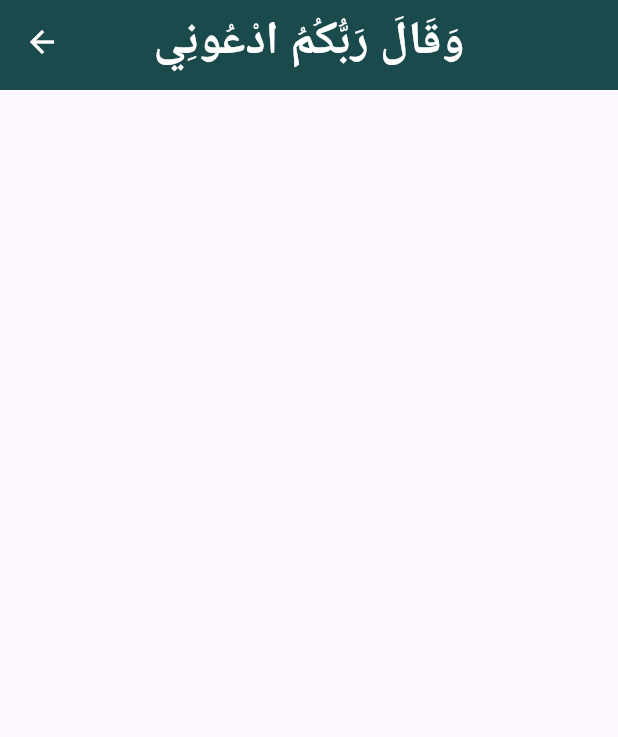
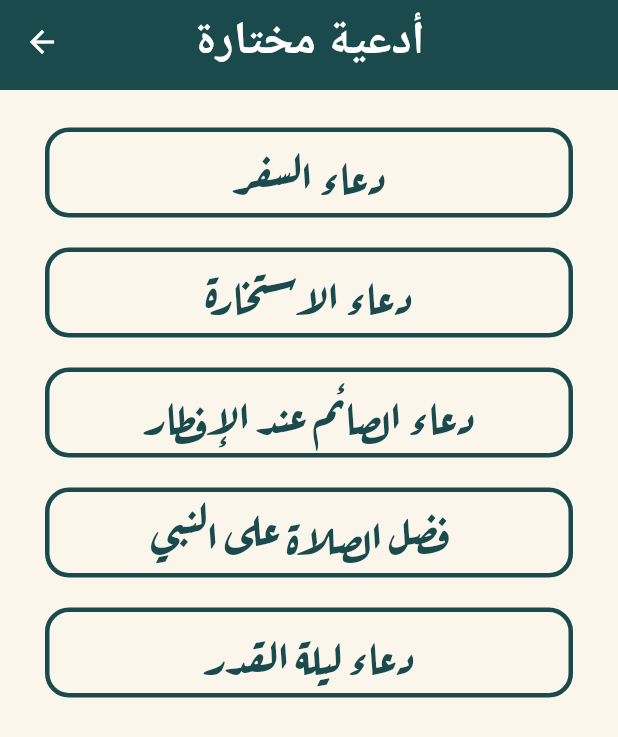
Before and after one commit to AhmedMohmmedd/azkar-app, a Flutter app: the DoaView screen opened directly, on a phone screen of 412 x 824 dp. Shown: the top 737 px of the screen. Run offline on Flutter 3.47's test engine with Material 3 defaults, Android fonts, the phone set to English and light mode, and no system bars; our stand-ins replace adhan, bloc, flutter_bloc, geolocator, share_plus, shared_preferences; missing offline and left inert: jhijri; accounts and stored records are empty; Roboto replaces fonts that are missing (shekari).

Commit message:
doa-view-done

```diff
--- a/lib/features/ahadeth/widgets/hadeth_item.dart
+++ b/lib/features/ahadeth/widgets/hadeth_item.dart
@@ -12,7 +12,6 @@ class HadethItem extends StatelessWidget {
   @override
   Widget build(BuildContext context) {
     return Container(
-      height: MediaQuery.sizeOf(context).height * .3,
       decoration: BoxDecoration(
         borderRadius: BorderRadius.circular(12),
         color: kContainerColor,
--- a/lib/features/doa/views/doa_view.dart
+++ b/lib/features/doa/views/doa_view.dart
@@ -1,29 +1,70 @@
 import 'package:azkar/common/custom_app_bar.dart';
+import 'package:azkar/features/doa/widgets/custom_titel_container.dart';
+import 'package:azkar/features/doa/widgets/doa_body.dart';
+import 'package:azkar/utils/app_style.dart';
 import 'package:azkar/utils/constantis.dart';
 import 'package:flutter/material.dart';
 
 class DoaView extends StatelessWidget {
   const DoaView({super.key});
-
   @override
   Widget build(BuildContext context) {
-    return Scaffold(
-      appBar: CustomAppBar(title: 'وَقَالَ رَبُّكُمُ ادْعُونِي'),
+    return  Scaffold(
+      backgroundColor: kbackgroundColor,
+      appBar: const CustomAppBar(title: 'أدعية مختارة'),
+      body:  SingleChildScrollView(
+        child: Padding(
+          padding: EdgeInsets.symmetric(horizontal: 20),
+          child: Column(
+            mainAxisAlignment: MainAxisAlignment.center,
+            children: [
+              SizedBox(
+                height: 20,
+              ),
+              CustomTitelContainer(
+                title: 'دعاء السفر',
+                onTap: () {
+                  Navigator.push(context, MaterialPageRoute(builder: (context){
+                    return DoaBody(index: 0,);
+                  }));
+                },
+              ),
+              CustomTitelContainer(
+                title: 'دعاء الاستخارة',
+                 onTap: () {
+                  Navigator.push(context, MaterialPageRoute(builder: (context){
+                    return DoaBody(index: 1,);
+                  }));
+                },
+              ),
+              CustomTitelContainer(
+                title: 'دعاء الصائم عند الإفطار',
+                 onTap: () {
+                  Navigator.push(context, MaterialPageRoute(builder: (context){
+                    return DoaBody(index: 2,);
+                  }));
+                },
 
-      body: Padding(
-        padding: const EdgeInsets.symmetric(horizontal: 20),
-        child: Column(
-          mainAxisAlignment: MainAxisAlignment.center,
-          children: [
-            Container(
-              height: 60,
-              decoration: BoxDecoration(
-                borderRadius: BorderRadius.circular(8),
-                color: kPrimaryColor,
               ),
-              child: Text(''),
-            ),
-          ],
+              CustomTitelContainer(
+                title: 'فضل الصلاة على النبي ',
+                  onTap: () {
+                  Navigator.push(context, MaterialPageRoute(builder: (context){
+                    return DoaBody(index: 3,);
+                  }));
+                },
+              ),
+             CustomTitelContainer(
+                title:'دعاء ليلة القدر',
+                 onTap: () {
+                  Navigator.push(context, MaterialPageRoute(builder: (context){
+                    return DoaBody(index: 4,);
+                  }));
+                },
+
+              ),
+            ],
+          ),
         ),
       ),
     );
--- /dev/null
+++ b/lib/features/doa/widgets/custom_titel_container.dart
@@ -0,0 +1,39 @@
+
+import 'package:azkar/utils/app_style.dart';
+import 'package:azkar/utils/constantis.dart';
+import 'package:flutter/material.dart';
+
+class CustomTitelContainer extends StatelessWidget {
+  const CustomTitelContainer({
+    super.key, required this.title, this.onTap,
+  });
+final String title;
+final Function()? onTap;
+
+  @override
+  Widget build(BuildContext context) {
+    return GestureDetector(
+      onTap: onTap ,
+      child: Padding(
+        padding: const EdgeInsets.symmetric(horizontal: 10 , vertical: 5),
+        child: Container(
+          height: 60,
+          margin: const EdgeInsets.only(bottom: 10),
+          decoration: BoxDecoration(
+          borderRadius: BorderRadius.circular(16),
+          border: Border.all(
+            color: kPrimaryColor,
+            width: 3,
+          ),
+        ),
+          child: Center(
+              child: Text(
+            title,
+            style: AppStyles.styleArefRuqaaBold30(context)
+                .copyWith(color: kPrimaryColor),
+          )),
+        ),
+      ),
+    );
+  }
+}
```
Also changed, not shown: lib/features/ahadeth/views/ahadeth_view.dart (+5 -2 lines), lib/features/doa/widgets/doa_body.dart (added, +35 -0 lines).
